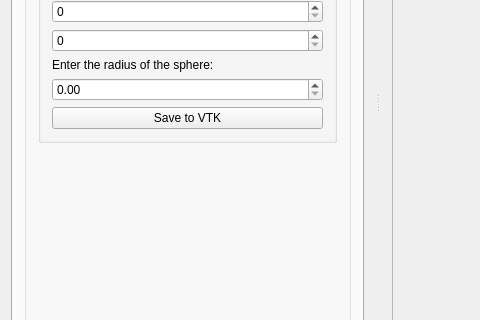
Old version of the form src/ImageViewer.ui in the repository DariaBozh/ImageViewer; both pictures show x 0 to 480 and y 307 to 627 of the 782 by 804 pixel window.
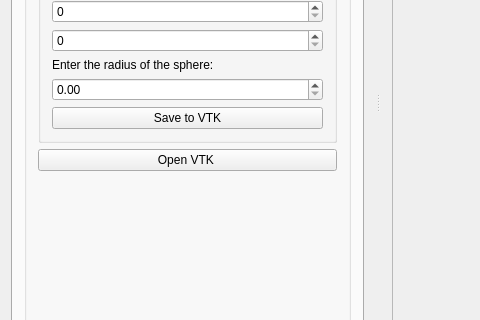
New version of the form.

```diff
--- a/src/ImageViewer.ui
+++ b/src/ImageViewer.ui
@@ -475,6 +475,13 @@
               </layout>
              </widget>
             </item>
+            <item>
+             <widget class="QPushButton" name="pbOpenVTK">
+              <property name="text">
+               <string>Open VTK </string>
+              </property>
+             </widget>
+            </item>
             <item>
              <spacer name="verticalSpacer_2">
               <property name="orientation">
```
